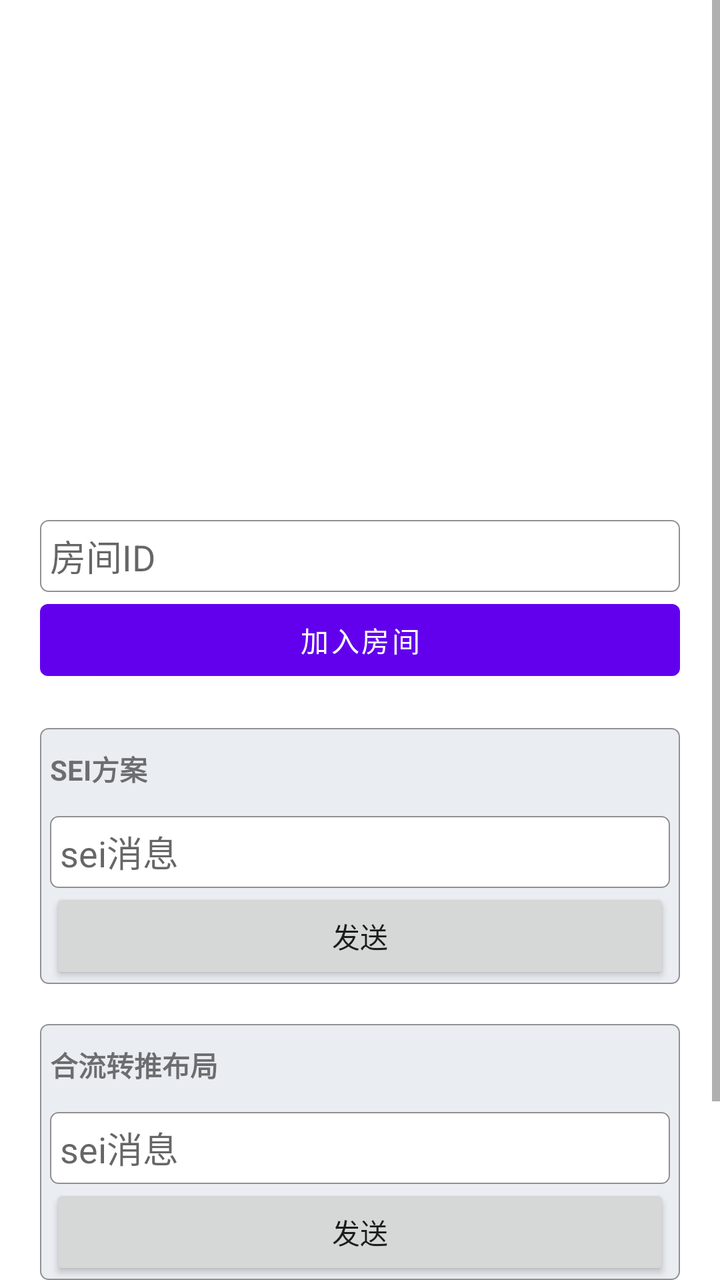
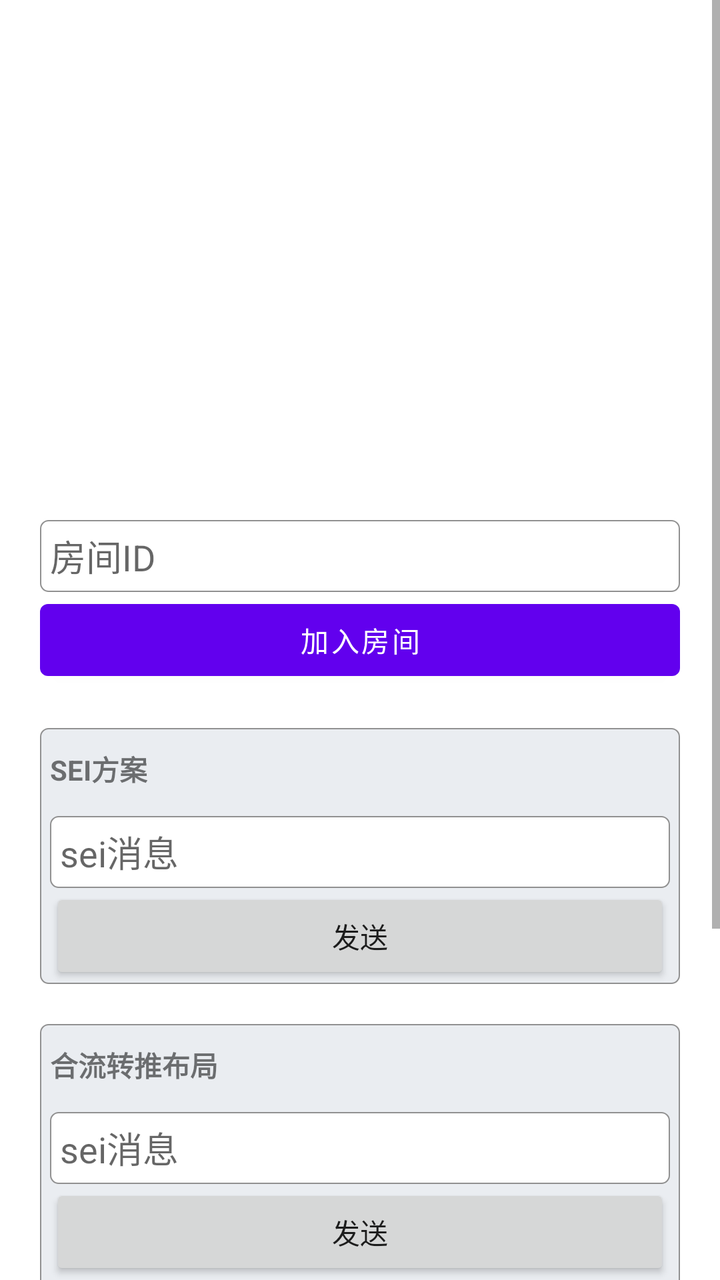

Compare the two renders of this Android layout. The source of the first and the diff that turns it into the second are given below.
<!-- AndroidManifest.xml: application theme Theme.APIExample -->
<!-- res/layout/activity_seimessage.xml -->
<?xml version="1.0" encoding="utf-8"?>
<ScrollView xmlns:android="http://schemas.android.com/apk/res/android"
    xmlns:app="http://schemas.android.com/apk/res-auto"
    xmlns:tools="http://schemas.android.com/tools"
    android:layout_width="match_parent"
    android:layout_height="match_parent"

    tools:context=".examples.SEIMessageActivity">

    <LinearLayout
        android:layout_width="match_parent"
        android:layout_height="match_parent"
        android:orientation="vertical">

        <FrameLayout
            android:id="@+id/local_view_container"
            android:layout_width="match_parent"
            android:layout_height="250dp"
            />

        <androidx.appcompat.widget.LinearLayoutCompat
            android:layout_width="match_parent"
            android:layout_height="match_parent"
            android:orientation="vertical"
            android:layout_marginHorizontal="20dp">

            <LinearLayout
                android:id="@+id/main_room_layout"
                android:layout_width="match_parent"
                android:layout_height="wrap_content"
                android:orientation="vertical"
                android:layout_marginTop="10dp"
                >

                <EditText
                    android:id="@+id/room_id_input"
                    android:layout_width="match_parent"
                    android:layout_weight="1"
                    android:layout_height="36dp"
                    app:layout_constraintBottom_toBottomOf="parent"
                    app:layout_constraintLeft_toLeftOf="parent"
                    android:hint="房间ID"
                    android:paddingLeft="5dp"
                    />
                <Button
                    android:id="@+id/btn_join_room"
                    android:layout_width="match_parent"
                    android:layout_height="wrap_content"
                    android:text="加入房间"
                    android:layout_gravity="right"/>

            </LinearLayout>



            <LinearLayout
                android:layout_width="match_parent"
                android:layout_height="wrap_content"
                android:orientation="vertical"
                android:paddingHorizontal="5dp"
                android:layout_marginTop="20dp"
                android:background="@drawable/layout_background">

                <TextView
                    android:layout_marginTop="10dp"
                    android:layout_width="wrap_content"
                    android:layout_height="24dp"
                    android:text="SEI方案"
                    android:textStyle="bold"/>

                <LinearLayout
                    android:layout_width="match_parent"
                    android:layout_height="wrap_content"
                    android:orientation="vertical"
                    android:layout_marginTop="10dp"
                    >

                    <EditText
                        android:id="@+id/sei_msg_input"
                        android:layout_width="match_parent"
                        android:layout_weight="1"
                        android:layout_height="36dp"
                        app:layout_constraintBottom_toBottomOf="parent"
                        app:layout_constraintLeft_toLeftOf="parent"
                        android:hint="sei消息"
                        android:paddingLeft="5dp"
                        />
                    <androidx.appcompat.widget.AppCompatButton
                        android:id="@+id/btn_send_sei_msg"
                        android:layout_width="match_parent"
                        android:layout_height="wrap_content"
                        android:text="发送"
                        android:layout_gravity="right"/>

                </LinearLayout>



            </LinearLayout>

            <LinearLayout
                android:layout_width="match_parent"
                android:layout_height="wrap_content"
                android:orientation="vertical"
                android:paddingHorizontal="5dp"
                android:layout_marginTop="20dp"
                android:background="@drawable/layout_background">

                <TextView
                    android:layout_marginTop="10dp"
                    android:layout_width="wrap_content"
                    android:layout_height="24dp"
                    android:text="合流转推布局"
                    android:textStyle="bold"/>

                <LinearLayout
                    android:layout_width="match_parent"
                    android:layout_height="wrap_content"
                    android:orientation="vertical"
                    android:layout_marginTop="10dp"
                    >

                    <EditText
                        android:id="@+id/layout_msg_input"
                        android:layout_width="match_parent"
                        android:layout_weight="1"
                        android:layout_height="36dp"
                        app:layout_constraintBottom_toBottomOf="parent"
                        app:layout_constraintLeft_toLeftOf="parent"
                        android:hint="sei消息"
                        android:paddingLeft="5dp"
                        />
                    <androidx.appcompat.widget.AppCompatButton
                        android:id="@+id/btn_send_layout_msg"
                        android:layout_width="match_parent"
                        android:layout_height="wrap_content"
                        android:text="发送"
                        android:layout_gravity="right"/>

                </LinearLayout>
            </LinearLayout>

            <EditText
                android:layout_marginTop="20dp"
                android:id="@+id/push_url_input"
                android:layout_width="match_parent"
                android:textSize="12sp"
                android:hint="CDN地址"
                android:paddingLeft="10dp"
                android:layout_height="36dp"
                android:layout_weight="4"/>

            <LinearLayout
                android:layout_width="match_parent"
                android:layout_height="wrap_content"
                >

                <androidx.appcompat.widget.AppCompatButton
                    android:id="@+id/btn_start_push"
                    android:layout_width="wrap_content"
                    android:layout_height="wrap_content"
                    android:layout_weight="1"
                    android:minWidth="0dp"
                    android:paddingHorizontal="0dp"
                    android:text="开始推流"/>

                <androidx.appcompat.widget.AppCompatButton
                    android:id="@+id/btn_stop_push"
                    android:layout_width="wrap_content"
                    android:layout_height="wrap_content"
                    android:layout_weight="1"
                    android:minWidth="0dp"
                    android:paddingHorizontal="0dp"
                    android:text="停止推流"/>

            </LinearLayout>

        </androidx.appcompat.widget.LinearLayoutCompat>
    </LinearLayout>
</ScrollView>
<!-- resources referenced by this layout -->
<resources>
  <!-- drawable layout_background (drawable) -->
  <?xml version="1.0" encoding="utf-8"?>
  <shape xmlns:android="http://schemas.android.com/apk/res/android">
  
      <corners android:radius="4dp"/>
  
      <stroke android:width="0.5dp" android:color="#919191"/>
  
      <solid android:color="#eaedf1"/>
  </shape>
  <style name="Theme.APIExample" parent="Theme.MaterialComponents.DayNight.DarkActionBar">
          
          <item name="colorPrimary">@color/purple_500</item>
          <item name="colorPrimaryVariant">@color/purple_700</item>
          <item name="colorOnPrimary">@color/white</item>
          
          <item name="colorSecondary">@color/teal_200</item>
          <item name="colorSecondaryVariant">@color/teal_700</item>
          <item name="colorOnSecondary">@color/black</item>
          
          <item name="android:statusBarColor" tools:targetApi="21">?attr/colorPrimaryVariant</item>
          
  
          <item name="android:editTextBackground">@drawable/edit_background</item>
      </style>
  <color name="purple_500">#FF6200EE</color>
  <color name="purple_700">#FF3700B3</color>
  <color name="white">#FFFFFFFF</color>
  <color name="teal_200">#FF03DAC5</color>
  <color name="teal_700">#FF018786</color>
  <color name="black">#FF000000</color>
  <!-- drawable edit_background (drawable) -->
  <?xml version="1.0" encoding="utf-8"?>
  <shape xmlns:android="http://schemas.android.com/apk/res/android">
  
      <corners android:radius="4dp"/>
  
      <stroke android:width="0.5dp" android:color="#919191"/>
  
      <solid android:color="@color/white"/>
  </shape>
</resources>

<!-- the commit's change to res/layout/activity_seimessage.xml (unified diff, before → after) -->
@@ -138,42 +138,95 @@
                         android:layout_gravity="right"/>
 
                 </LinearLayout>
-            </LinearLayout>
-
-            <EditText
+
+                <EditText
+                    android:layout_marginTop="20dp"
+                    android:id="@+id/push_url_input"
+                    android:layout_width="match_parent"
+                    android:hint="CDN地址"
+                    android:paddingLeft="10dp"
+                    android:layout_height="36dp"
+                    android:layout_weight="4"/>
+                <LinearLayout
+                    android:layout_width="match_parent"
+                    android:layout_height="wrap_content"
+                    >
+
+                    <androidx.appcompat.widget.AppCompatButton
+                        android:id="@+id/btn_start_push"
+                        android:layout_width="wrap_content"
+                        android:layout_height="wrap_content"
+                        android:layout_weight="1"
+                        android:minWidth="0dp"
+                        android:paddingHorizontal="0dp"
+                        android:text="开始推流"/>
+
+                    <androidx.appcompat.widget.AppCompatButton
+                        android:id="@+id/btn_stop_push"
+                        android:layout_width="wrap_content"
+                        android:layout_height="wrap_content"
+                        android:layout_weight="1"
+                        android:minWidth="0dp"
+                        android:paddingHorizontal="0dp"
+                        android:text="停止推流"/>
+
+                </LinearLayout>
+
+            </LinearLayout>
+
+            <LinearLayout
+                android:layout_width="match_parent"
+                android:layout_height="wrap_content"
+                android:orientation="vertical"
+                android:paddingHorizontal="5dp"
                 android:layout_marginTop="20dp"
-                android:id="@+id/push_url_input"
-                android:layout_width="match_parent"
-                android:textSize="12sp"
-                android:hint="CDN地址"
-                android:paddingLeft="10dp"
-                android:layout_height="36dp"
-                android:layout_weight="4"/>
-
-            <LinearLayout
-                android:layout_width="match_parent"
-                android:layout_height="wrap_content"
-                >
-
-                <androidx.appcompat.widget.AppCompatButton
-                    android:id="@+id/btn_start_push"
+                android:background="@drawable/layout_background">
+
+                <TextView
+                    android:layout_marginTop="10dp"
                     android:layout_width="wrap_content"
-                    android:layout_height="wrap_content"
-                    android:layout_weight="1"
-                    android:minWidth="0dp"
-                    android:paddingHorizontal="0dp"
-                    android:text="开始推流"/>
-
-                <androidx.appcompat.widget.AppCompatButton
-                    android:id="@+id/btn_stop_push"
-                    android:layout_width="wrap_content"
-                    android:layout_height="wrap_content"
-                    android:layout_weight="1"
-                    android:minWidth="0dp"
-                    android:paddingHorizontal="0dp"
-                    android:text="停止推流"/>
-
-            </LinearLayout>
+                    android:layout_height="24dp"
+                    android:text="自定义视频采集"
+                    android:textStyle="bold"/>
+
+                <EditText
+                    android:id="@+id/video_frame_msg_input"
+                    android:layout_width="match_parent"
+                    android:hint="sei消息"
+                    android:paddingLeft="10dp"
+                    android:layout_height="36dp"
+                    android:layout_weight="4"/>
+
+                <LinearLayout
+                    android:layout_width="match_parent"
+                    android:layout_height="wrap_content"
+                    >
+
+                    <androidx.appcompat.widget.AppCompatButton
+                        android:id="@+id/btn_start_push_frame"
+                        android:layout_width="wrap_content"
+                        android:layout_height="wrap_content"
+                        android:layout_weight="1"
+                        android:minWidth="0dp"
+                        android:paddingHorizontal="0dp"
+                        android:text="开始推流"/>
+
+                    <androidx.appcompat.widget.AppCompatButton
+                        android:id="@+id/btn_stop_push_frame"
+                        android:layout_width="wrap_content"
+                        android:layout_height="wrap_content"
+                        android:layout_weight="1"
+                        android:minWidth="0dp"
+                        android:paddingHorizontal="0dp"
+                        android:text="停止推流"/>
+                </LinearLayout>
+
+
+
+            </LinearLayout>
+
+
+
 
         </androidx.appcompat.widget.LinearLayoutCompat>
     </LinearLayout>
